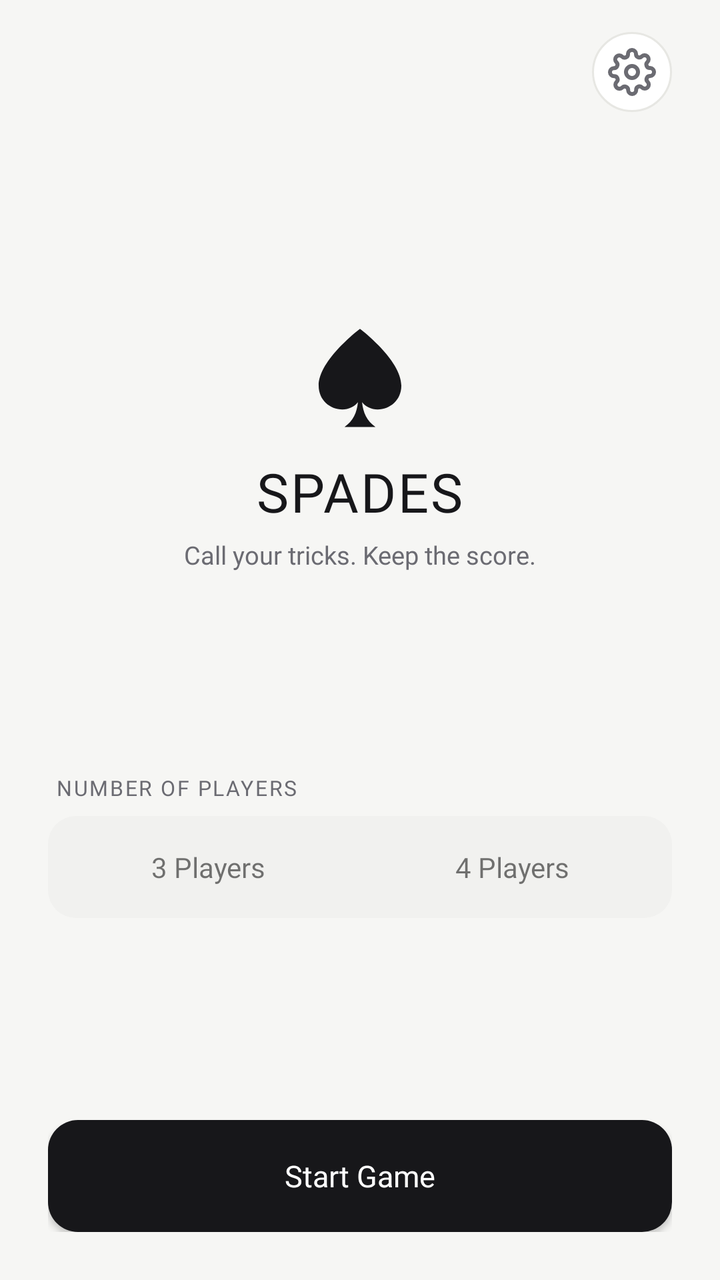
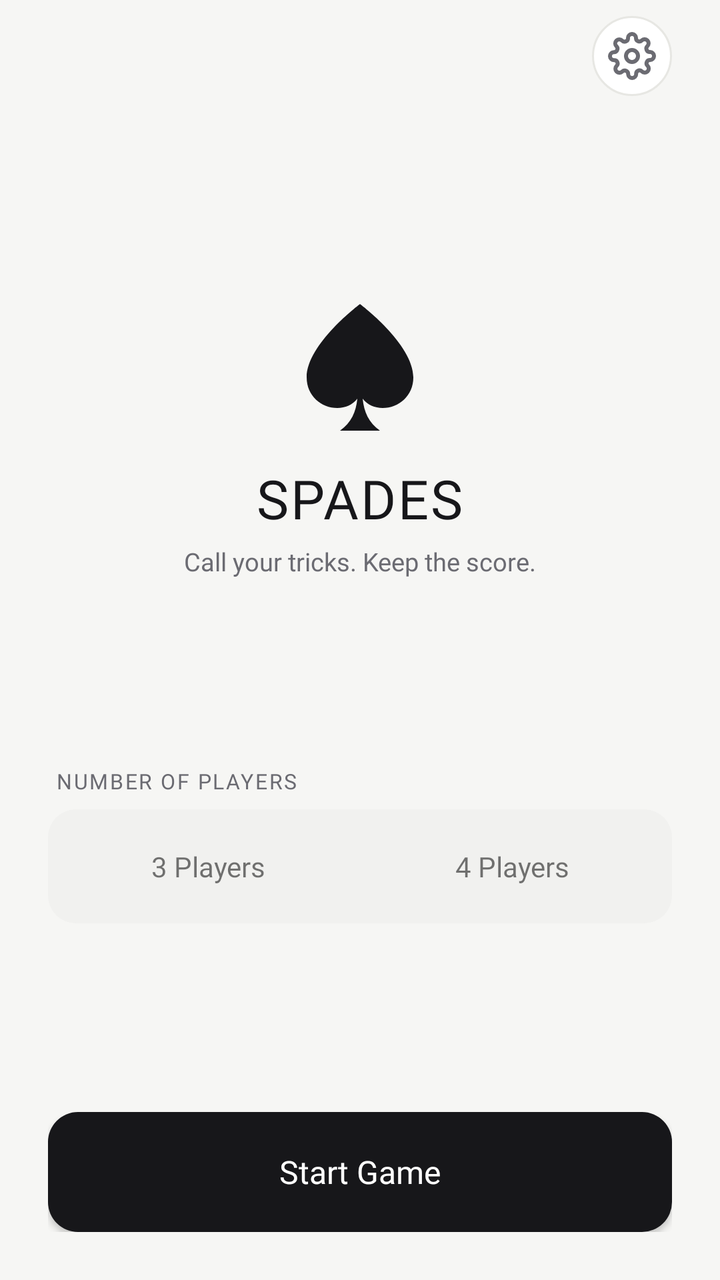

The first picture is an Android layout as it rendered before a commit; the second is the same layout after the commit. The layout source and the unified diff follow.
<!-- AndroidManifest.xml: activity theme Theme.SpadesScore -->
<!-- res/layout/activity_main.xml -->
<?xml version="1.0" encoding="utf-8"?>
<LinearLayout
    xmlns:android="http://schemas.android.com/apk/res/android"
    xmlns:app="http://schemas.android.com/apk/res-auto"
    xmlns:tools="http://schemas.android.com/tools"
    android:layout_width="match_parent"
    android:layout_height="match_parent"
    android:orientation="vertical"
    android:background="?attr/appBg"
    android:paddingStart="24dp"
    android:paddingEnd="24dp"
    android:paddingTop="16dp"
    android:paddingBottom="24dp"
    tools:context=".MainActivity">

    
    <LinearLayout
        android:layout_width="match_parent"
        android:layout_height="wrap_content"
        android:orientation="horizontal"
        android:gravity="end">

        <ImageButton
            android:id="@+id/settings_gear"
            android:layout_width="40dp"
            android:layout_height="40dp"
            android:background="@drawable/bg_gear"
            android:src="@drawable/ic_gear"
            app:tint="?attr/appMuted"
            android:padding="10dp"
            android:contentDescription="@string/settings_title" />

    </LinearLayout>

    
    <Space
        android:layout_width="match_parent"
        android:layout_height="0dp"
        android:layout_weight="1" />

    
    <LinearLayout
        android:layout_width="match_parent"
        android:layout_height="wrap_content"
        android:orientation="vertical"
        android:gravity="center_horizontal">

        <ImageView
            android:layout_width="62dp"
            android:layout_height="62dp"
            android:src="@drawable/ic_spade"
            app:tint="?attr/appSpade"
            android:contentDescription="@null" />

        <TextView
            android:layout_width="wrap_content"
            android:layout_height="wrap_content"
            android:text="@string/wordmark"
            android:textAppearance="@style/TextAppearance.Spades.Wordmark"
            android:layout_marginTop="9dp" />

        <TextView
            android:layout_width="wrap_content"
            android:layout_height="wrap_content"
            android:text="@string/tagline"
            android:textAppearance="@style/TextAppearance.Spades.Body"
            android:layout_marginTop="5dp" />

    </LinearLayout>

    
    <Space
        android:layout_width="match_parent"
        android:layout_height="0dp"
        android:layout_weight="1" />

    
    <TextView
        android:layout_width="wrap_content"
        android:layout_height="wrap_content"
        android:text="@string/number_of_players"
        android:textAppearance="@style/TextAppearance.Spades.Label"
        android:layout_marginStart="4dp"
        android:layout_marginBottom="7dp" />

    
    <LinearLayout
        android:layout_width="match_parent"
        android:layout_height="wrap_content"
        android:orientation="horizontal"
        android:background="@drawable/bg_segment"
        android:padding="4dp">

        <TextView
            android:id="@+id/btn3Players"
            android:layout_width="0dp"
            android:layout_height="wrap_content"
            android:layout_weight="1"
            android:text="@string/three"
            android:fontFamily="@font/space_grotesk_semibold"
            android:textSize="14sp"
            android:gravity="center"
            android:paddingTop="12dp"
            android:paddingBottom="12dp"
            android:paddingStart="4dp"
            android:paddingEnd="4dp"
            android:clickable="true"
            android:focusable="true" />

        <TextView
            android:id="@+id/btn4Players"
            android:layout_width="0dp"
            android:layout_height="wrap_content"
            android:layout_weight="1"
            android:text="@string/four"
            android:fontFamily="@font/space_grotesk_semibold"
            android:textSize="14sp"
            android:gravity="center"
            android:paddingTop="12dp"
            android:paddingBottom="12dp"
            android:paddingStart="4dp"
            android:paddingEnd="4dp"
            android:clickable="true"
            android:focusable="true" />

    </LinearLayout>

    
    <Space
        android:layout_width="match_parent"
        android:layout_height="0dp"
        android:layout_weight="1" />

    
    <Button
        android:id="@+id/start_game_button"
        android:layout_width="match_parent"
        android:layout_height="56dp"
        android:background="@drawable/bg_cta"
        android:backgroundTint="@null"
        android:text="@string/next"
        android:textColor="?attr/appCtaFg"
        android:fontFamily="@font/space_grotesk_semibold"
        android:textSize="15sp"
        android:textAllCaps="false"
        app:backgroundTint="@null" />

</LinearLayout>
<!-- resources referenced by this layout -->
<resources>
  <!-- drawable bg_cta (drawable) -->
  <?xml version="1.0" encoding="utf-8"?>
  <shape xmlns:android="http://schemas.android.com/apk/res/android" android:shape="rectangle">
      <solid android:color="?attr/appCtaBg" />
      <corners android:radius="15dp" />
  </shape>
  <!-- drawable bg_gear (drawable) -->
  <?xml version="1.0" encoding="utf-8"?>
  <shape xmlns:android="http://schemas.android.com/apk/res/android" android:shape="oval">
      <solid android:color="?attr/appSurface" />
      <stroke android:width="1dp" android:color="?attr/appLine" />
  </shape>
  <!-- drawable bg_segment (drawable) -->
  <?xml version="1.0" encoding="utf-8"?>
  <shape xmlns:android="http://schemas.android.com/apk/res/android" android:shape="rectangle">
      <solid android:color="?attr/appStepBg" />
      <corners android:radius="14dp" />
  </shape>
  <!-- drawable ic_spade (drawable) -->
  <vector xmlns:android="http://schemas.android.com/apk/res/android"
      android:width="24dp" android:height="24dp" android:viewportWidth="24" android:viewportHeight="24">
      <path android:fillColor="#FF000000"
          android:pathData="M12 3C12 3 4 9 4 14c0 2.8 2.2 4.6 4.6 4.6 1.2 0 2.3-.5 3-1.4-.2 2-.9 3.6-2.6 4.8h6c-1.7-1.2-2.4-2.8-2.6-4.8 .7 .9 1.8 1.4 3 1.4C17.8 18.6 20 16.8 20 14 20 9 12 3 12 3Z"/>
  </vector>
  <string name="four">4 Players</string>
  <string name="next">Start Game</string>
  <string name="number_of_players">Number of Players</string>
  <string name="settings_title">Settings</string>
  <string name="tagline">Call your tricks. Keep the score.</string>
  <string name="three">3 Players</string>
  <string name="wordmark">SPADES</string>
  <style name="TextAppearance.Spades.Body" parent="">
          <item name="android:fontFamily">@font/inter_medium</item>
          <item name="android:textSize">12.5sp</item>
          <item name="android:textColor">?attr/appMuted</item>
      </style>
  <style name="TextAppearance.Spades.Label" parent="">
          <item name="android:fontFamily">@font/inter_bold</item>
          <item name="android:textSize">10.5sp</item>
          <item name="android:textAllCaps">true</item>
          <item name="android:letterSpacing">0.08</item>
          <item name="android:textColor">?attr/appMuted</item>
      </style>
  <style name="TextAppearance.Spades.Wordmark" parent="">
          <item name="android:fontFamily">@font/space_grotesk_bold</item>
          <item name="android:textSize">27sp</item>
          <item name="android:letterSpacing">0.04</item>
          <item name="android:textColor">?attr/appInk</item>
      </style>
  <color name="cyan2">#448D76</color>
  <color name="cyan3">#79BEA8</color>
  <color name="white">#FFFFFFFF</color>
  <color name="teal_200">#FF03DAC5</color>
  <color name="teal_700">#FF018786</color>
  <color name="black">#FF000000</color>
  <color name="bg">#F6F6F4</color>
  <color name="surface">#FFFFFF</color>
  <color name="ink">#17171A</color>
  <color name="muted">#6B6B72</color>
  <color name="accent">#4F46E5</color>
  <color name="line">#E7E7E3</color>
  <color name="track">#E7E7E3</color>
  <color name="step_bg">#F1F1EF</color>
  <color name="chip_bg">#EEEDFB</color>
  <color name="cta_bg">#17171A</color>
  <color name="cta_fg">#FFFFFF</color>
  <color name="on_accent">#FFFFFF</color>
  <color name="spade">#17171A</color>
  <color name="ring">#244F46E5</color>
  <color name="hit_bg">#0F4F46E5</color>
  <color name="warn">#C0392B</color>
  <color name="warn_bg">#1AC0392B</color>
  <!-- unchanged entries left out for length: 2 -->
</resources>

<!-- the commit's change to res/layout/activity_main.xml (unified diff, before → after) -->
@@ -9,7 +9,7 @@
     android:background="?attr/appBg"
     android:paddingStart="24dp"
     android:paddingEnd="24dp"
-    android:paddingTop="16dp"
+    android:paddingTop="8dp"
     android:paddingBottom="24dp"
     tools:context=".MainActivity">
 
@@ -46,8 +46,8 @@
         android:gravity="center_horizontal">
 
         <ImageView
-            android:layout_width="62dp"
-            android:layout_height="62dp"
+            android:layout_width="80dp"
+            android:layout_height="80dp"
             android:src="@drawable/ic_spade"
             app:tint="?attr/appSpade"
             android:contentDescription="@null" />
@@ -100,8 +100,8 @@
             android:fontFamily="@font/space_grotesk_semibold"
             android:textSize="14sp"
             android:gravity="center"
-            android:paddingTop="12dp"
-            android:paddingBottom="12dp"
+            android:paddingTop="15dp"
+            android:paddingBottom="15dp"
             android:paddingStart="4dp"
             android:paddingEnd="4dp"
             android:clickable="true"
@@ -116,8 +116,8 @@
             android:fontFamily="@font/space_grotesk_semibold"
             android:textSize="14sp"
             android:gravity="center"
-            android:paddingTop="12dp"
-            android:paddingBottom="12dp"
+            android:paddingTop="15dp"
+            android:paddingBottom="15dp"
             android:paddingStart="4dp"
             android:paddingEnd="4dp"
             android:clickable="true"
@@ -135,13 +135,13 @@
     <Button
         android:id="@+id/start_game_button"
         android:layout_width="match_parent"
-        android:layout_height="56dp"
+        android:layout_height="60dp"
         android:background="@drawable/bg_cta"
         android:backgroundTint="@null"
         android:text="@string/next"
         android:textColor="?attr/appCtaFg"
         android:fontFamily="@font/space_grotesk_semibold"
-        android:textSize="15sp"
+        android:textSize="16sp"
         android:textAllCaps="false"
         app:backgroundTint="@null" />
 
